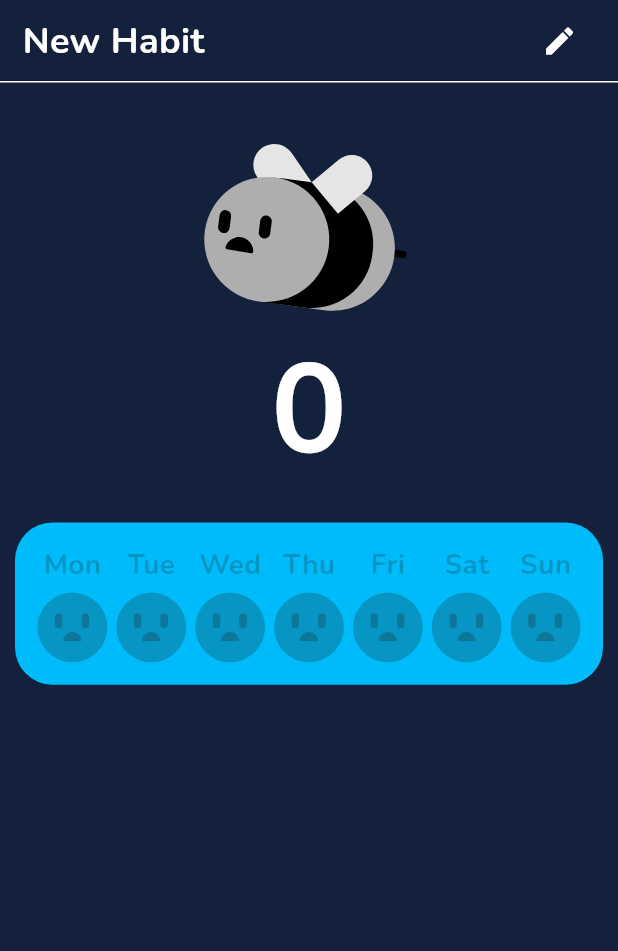
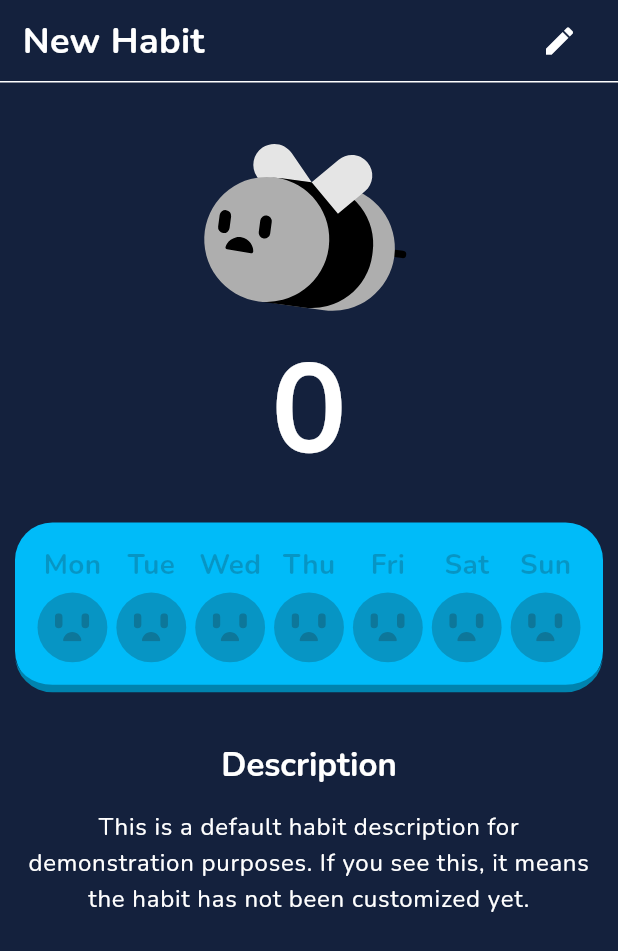
Before and after one commit to GabrielGrabalos/MyHabitStreak, a Flutter app: the screen it shows after launch, on a phone screen of 412 x 824 dp. Shown: the top 951 px of the screen. Run offline on Flutter 3.47's test engine with Material 3 defaults, Android fonts, the phone set to English and light mode, and no system bars; our stand-ins replace flutter_svg, google_fonts.

Commit message:
Description and 3D effect to visualize habit

```diff
--- a/my_habit_streak/lib/dtos/habit.dart
+++ b/my_habit_streak/lib/dtos/habit.dart
@@ -17,7 +17,9 @@ class Habit {
   // Default constructor with optional parameters:
   Habit({
     this.title = 'New Habit',
-    this.description = 'Description of the habit',
+    this.description = 'This is a default habit description for demonstration '
+        'purposes. If you see this, it means '
+        'the habit has not been customized yet.',
     this.theme = HabitTheme.bee,
     this.color = blueTheme,
     Map<String, bool>? streakHistory,
--- a/my_habit_streak/lib/main.dart
+++ b/my_habit_streak/lib/main.dart
@@ -17,7 +17,7 @@ class MyApp extends StatelessWidget {
   Widget build(BuildContext context) {
     return MaterialApp(
       title: 'Flutter Demo',
-      theme: textTheme,
+      theme: textThemeWithWhite,
       home: VisualizeHabit(habit: Habit()),
     );
   }
--- a/my_habit_streak/lib/screens/visualize_habit.dart
+++ b/my_habit_streak/lib/screens/visualize_habit.dart
@@ -49,10 +49,7 @@ class VisualizeHabit extends StatelessWidget {
                           fontSize: 84,
                           fontWeight: FontWeight.bold,
                           color: habit.isTodayDone
-                              ? doneColor
-                              : habit.color != yellowTheme
-                                  ? Colors.white
-                                  : darkBackground,
+                              ? doneColor : Colors.white,
                         ),
                   ),
                 ],
@@ -61,13 +58,33 @@ class VisualizeHabit extends StatelessWidget {
                 padding: EdgeInsets.symmetric(horizontal: 10.0, vertical: 15.0),
                 child: Container(
                   decoration: BoxDecoration(
-                    color: habit.color,
-                    borderRadius: BorderRadius.circular(25)
+                      color: habit.color,
+                      borderRadius: BorderRadius.circular(25),
+                      // Bottom border with lower luminosity to simulate 3D effect
+                      border: Border(bottom: BorderSide(
+                        color: lowerLuminosity(habit.color, 0.7),
+                        width: 5.0,
+                      ))
                   ),
                   padding: const EdgeInsets.all(15.0),
                   child: StreakWeek(
                     isDone: habit.getCurrentWeekStatus(),
                   ),
+                ),
+              ),
+              SizedBox(height: 20),
+              Center(
+                child: Text('Description',
+                    style: Theme.of(context).textTheme.titleLarge!.copyWith(
+                      fontWeight: FontWeight.bold,
+                    )),
+              ),
+              Padding(
+                padding: const EdgeInsets.all(15.0),
+                child: Text(
+                  habit.description,
+                  style: Theme.of(context).textTheme.bodyLarge,
+                  textAlign: TextAlign.center,
                 ),
               ),
             ],
@@ -76,4 +93,14 @@ class VisualizeHabit extends StatelessWidget {
       ]),
     );
   }
+
+  lowerLuminosity(Color color,double diminushingFactor) {
+    // Function to lower the luminosity of a color
+    return Color.fromRGBO(
+      (color.red * diminushingFactor).round(),
+      (color.green * diminushingFactor).round(),
+      (color.blue * diminushingFactor).round(),
+      1,
+    );
+  }
 }
--- a/my_habit_streak/lib/theme.dart
+++ b/my_habit_streak/lib/theme.dart
@@ -1,6 +1,14 @@
 import 'package:flutter/material.dart';
 import 'package:google_fonts/google_fonts.dart';
 
+// COpy with white color:
 final textTheme = ThemeData(
   textTheme: GoogleFonts.nunitoTextTheme()
 );
+
+final textThemeWithWhite = textTheme.copyWith(
+  textTheme: textTheme.textTheme.apply(
+    bodyColor: Colors.white,
+    displayColor: Colors.white,
+  ),
+);
```
